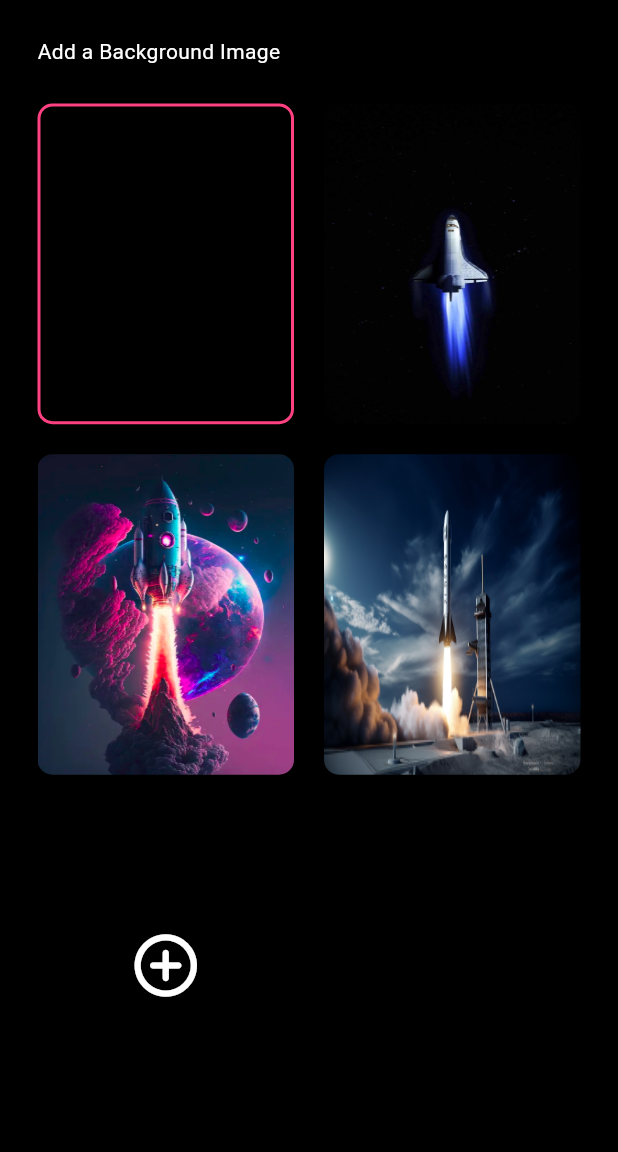
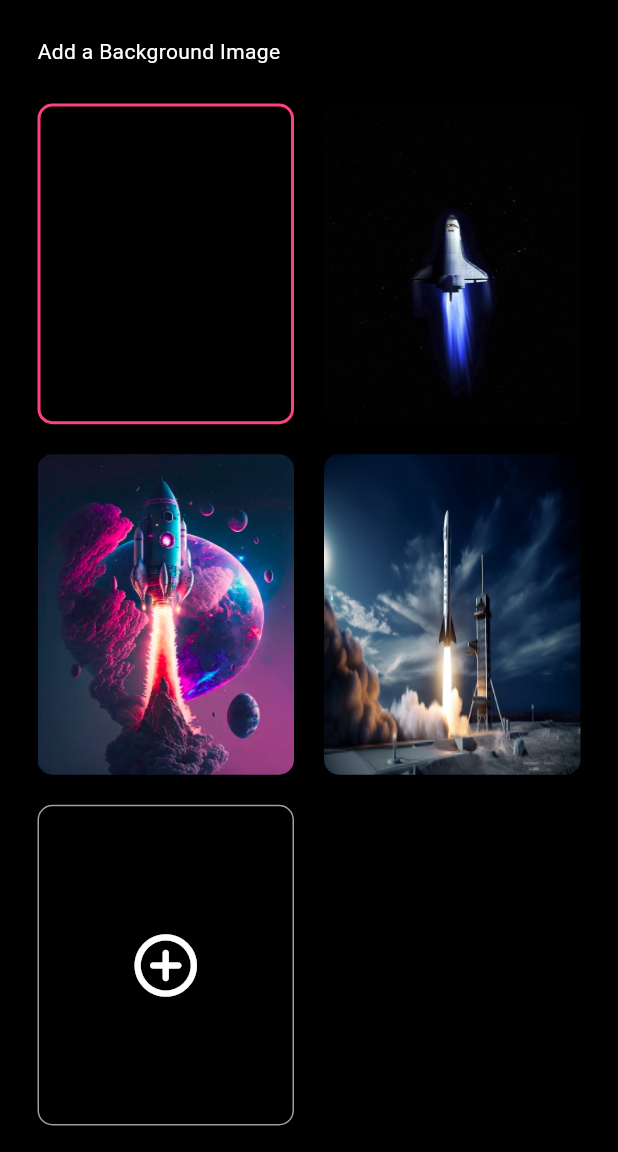
Before and after one commit to adeeb018/estes_app, a Flutter app: the SettingsPage screen opened directly, after a tap on the "add circle outline" icon, on a phone screen of 412 x 824 dp, the part 84-1236 px from its top. Run offline on Flutter 3.47's test engine with Material 3 defaults, Android fonts, the phone set to English and light mode, and no system bars; our stand-ins replace carousel_slider, flutter_blue_plus, get, image_picker, location, lottie and 3 more; missing offline and left inert: flutter_swipe_button, flutter_volume_controller, flutter_zxing; accounts and stored records are empty.

Commit message:
settings development almost completed

```diff
--- a/lib/core/controllers/getx_controller.dart
+++ b/lib/core/controllers/getx_controller.dart
@@ -26,5 +26,7 @@ class StoreController extends GetxController{
 
   late BluetoothScreen bluetoothScreen;
 
+  var currentBackgroundPath = ''.obs;
+
 
 }
--- /dev/null
+++ b/lib/core/controllers/themeBorderProvider.dart
@@ -0,0 +1,11 @@
+import 'package:flutter/material.dart';
+
+class ThemeBorderProvider extends ChangeNotifier {
+
+  int borderSelected = 1;
+
+  void changeBorderSelected(int changeVal){
+    borderSelected = changeVal;
+    notifyListeners();
+  }
+}
--- a/lib/main.dart
+++ b/lib/main.dart
@@ -1,7 +1,9 @@
 import 'package:estes_app/core/controllers/getx_controller.dart';
+import 'package:estes_app/core/controllers/themeBorderProvider.dart';
 import 'package:estes_app/presentation/pages/welcome_page.dart';
 import 'package:flutter/material.dart';
 import 'package:get/get.dart';
+import 'package:provider/provider.dart';
 
 void main() {
   // WidgetsBinding widgetsBinding = WidgetsFlutterBinding.ensureInitialized();
@@ -14,14 +16,16 @@ class MyApp extends StatelessWidget {
 
   final StoreController storeController = Get.put(StoreController());
 
-
   @override
   Widget build(BuildContext context) {
-    return const GetMaterialApp(
-      debugShowCheckedModeBanner: true,
-      title: 'estes',
-      home: WelcomeWidget(),
-      // builder: EasyLoading.init(),
-    );
+    return ChangeNotifierProvider<ThemeBorderProvider>(
+        create: (context) => ThemeBorderProvider(),
+        child: Consumer<ThemeBorderProvider>(
+            builder: (context, themeProvider, child) => const GetMaterialApp(
+                  debugShowCheckedModeBanner: true,
+                  title: 'estes',
+                  home: WelcomeWidget(),
+                  // builder: EasyLoading.init(),
+                )));
   }
 }
--- a/lib/presentation/pages/settings_page.dart
+++ b/lib/presentation/pages/settings_page.dart
@@ -2,11 +2,15 @@ import 'dart:convert';
 import 'dart:developer';
 import 'dart:io';
 
+import 'package:estes_app/core/controllers/themeBorderProvider.dart';
 import 'package:estes_app/presentation/widgets/appbar_widget.dart';
 import 'package:estes_app/presentation/widgets/corousal_text_style.dart';
+import 'package:estes_app/presentation/widgets/image_path_and_name.dart';
+import 'package:estes_app/presentation/widgets/upload_background_image.dart';
 import 'package:flutter/material.dart';
 import 'package:estes_app/core/controllers/getx_controller.dart';
 import 'package:get/get.dart';
+import 'package:provider/provider.dart';
 import 'package:shared_preferences/shared_preferences.dart';
 import '../widgets/background_image_widget.dart';
 
@@ -41,6 +45,7 @@ class ImageContainers {
       'imageName': imageName,
       'imagePath': imagePath,
       'selectedContainer': selectedContainer,
+      'storageType': storageType,
     };
   }
 
@@ -51,6 +56,7 @@ class ImageContainers {
       imageName: json['imageName'],
       imagePath: json['imagePath'],
       selectedContainer: json['selectedContainer'] ?? false,
+      storageType: json['storageType']?? false,
     );
   }
 }
@@ -87,19 +93,19 @@ class _SettingsPageState extends State<SettingsPage> {
   @override
   void initState() {
     borderColor = Colors.red;
-    _LoadImageData();
     super.initState();
   }
 
-  _LoadImageData() async {
+  Future<void> _loadImageData() async {
     SharedPreferences prefs = await SharedPreferences.getInstance();
     // Check if the value with the given key exists in shared preferences
-    bool containsValue = prefs.containsKey('imageList');
+    bool containsValue = prefs.containsKey('imageContainersList');
 
     if (containsValue) {
       //if anything present on shared preference then copy it in to imageContainer object by clearing all of the data in it.
       imageContainers.clear();
-      imageContainers = [..._loadImageContainersList()];
+      imageContainers = [...await _loadImageContainersList()];
+      log('SHARED PREFERENCE IS ALREADY INITIALIZED');
     } else {
       //convert imageNames list to json and add to sharedPreferences.
       _saveImageContainersList(imageContainers);
@@ -123,11 +129,26 @@ class _SettingsPageState extends State<SettingsPage> {
 
   _saveImageContainersList(List<ImageContainers> list) async {
     SharedPreferences prefs = await SharedPreferences.getInstance();
+    prefs.clear();
     // Convert the list of ImageContainers to a list of maps
     List<Map<String, dynamic>> mappedList =
         list.map((container) => container.toJson()).toList();
     String jsonString = jsonEncode(mappedList);
     await prefs.setString('imageContainersList', jsonString);
+  }
+  /*
+  this function is used to select the current background image on Loading
+   */
+  _selectContainerOnLoading(){
+    for(ImageContainers imageContainer in imageContainers){
+      if(imageContainer.imageName == storeController.currentBackground){
+        imageContainer.selectedContainer = true;
+      }
+    }
+  }
+
+  Future<void> _builderInitialize() async{
+    await _loadImageData().then((_) => _selectContainerOnLoading());
   }
 
   @override
@@ -142,7 +163,19 @@ class _SettingsPageState extends State<SettingsPage> {
       ),
       body: PopScope(
         canPop: false,
-        child: Stack(
+        child: FutureBuilder(
+          future: _builderInitialize(),
+          builder: (context, snapshot) {
+            if(snapshot.connectionState ==ConnectionState.waiting){
+              return const Center(
+                child: CircularProgressIndicator(),
+              );
+            }
+            else if(snapshot.hasError){
+              return Text('Error - ${snapshot.error}');
+            }
+            else{
+              return Stack(
                 children: [
                   BackgroundLoad(
                     context: context,
@@ -155,6 +188,9 @@ class _SettingsPageState extends State<SettingsPage> {
                     ],
                   )
                 ],
+              );
+            }
+          }
         ),
       ),
     );
@@ -189,8 +225,11 @@ class _SettingsPageState extends State<SettingsPage> {
     );
   }
 
+
   Widget _themeButtons(int index) {
     int themeVal = index + 1;
+    return Consumer<ThemeBorderProvider>(
+        builder: (context, dataProvider, _){
           return GestureDetector(
             onTap: () {
               for (ImageContainers imageContainer in imageContainers) {
@@ -198,18 +237,24 @@ class _SettingsPageState extends State<SettingsPage> {
               }
               storeController.currentTheme.value = themeVal;
               if (imageContainers[index].type) {
-          storeController.currentBackground = imageContainers[index].imageName!;
+                if(imageContainers[index].storageType){
+                  storeController.currentBackgroundPath.value = imageContainers[index].imagePath!;
+                }
+                storeController.currentBackground = imageContainers[index].imageName!; // problem here
                 imageContainers[index].selectedContainer = true;
+                Provider.of<ThemeBorderProvider>(context, listen: false).changeBorderSelected(index + 1);
               }
             },
             child: Container(
               decoration: BoxDecoration(
                 image: _imageOrAddFile(index),
                 borderRadius: const BorderRadius.all(Radius.circular(10)),
-            border: _borderSelectedContainer(index),
+                border: _borderSelectedContainer(index, dataProvider.borderSelected),
               ),
               child: _addNewTheme(index),
             ),
+          );
+        }
         );
   }
 
@@ -218,11 +263,19 @@ class _SettingsPageState extends State<SettingsPage> {
     if (imageContainers[index].type) {
       return DecorationImage(image: _loadImage(index), fit: BoxFit.fill);
     }
+    else{
+    }
     return null;
   }
 
-  Border? _borderSelectedContainer(int index) {
-    if (imageContainers[index].selectedContainer) {
+  Border? _borderSelectedContainer(int index, int selected) {
+    if(imageContainers[index].type == false){
+      return Border.all(
+        color: Colors.grey, // border color on selection
+        width: 1.0,
+      );
+    }
+    if (imageContainers[index].selectedContainer && index + 1 == storeController.currentTheme.value && selected == index + 1) {
       return Border.all(
         color: Colors.pinkAccent, // border color on selection
         width: 2.0,
@@ -233,23 +286,42 @@ class _SettingsPageState extends State<SettingsPage> {
 
   Widget? _addNewTheme(int index) {
     if (imageContainers[index].type == false) {
-      return const Center(
-        child: Icon(
-          Icons.add_circle_outline_rounded,
+      return Center(
+        child: IconButton(
+          onPressed: _loadImageFromStorage,
+          icon: Icon(Icons.add_circle_outline_rounded,color: Colors.white,size: 50),
           ///////////////// for the last container we add a '+' icon to its center.
-          color: Colors.white,
-          size: 50,
+
         ),
       );
     }
     return null;
   }
 
+  _loadImageFromStorage() async{
+    ImagePathAndName? imageDetails = await UploadImage.getImage();
+    if(imageDetails == null){
+      log('NO IMAGE LOADED FROM EXTERNAL STORAGE');
+    }else{
+      ImageContainers newImage = ImageContainers(type: true,imagePath: imageDetails.imagePath,storageType: true,imageName: imageDetails.imageName);
+      // imageContainers.insert(imageContainers.length - 1, newImage);
+      imageContainers.add(newImage);
+      _saveImageContainersList(imageContainers);
+      // _loadImageContainersList();
+      setState(() {
+
+      });
+    }
+  }
+
   _loadImage(int index) {
     if (imageContainers[index].storageType) {
+
       return FileImage(File(imageContainers[index].imagePath!));
     }
+    else{
       return AssetImage(
           imageContainers[index].imagePath ?? 'assets/images/first_screen.png');
     }
   }
+}
--- a/lib/presentation/widgets/background_image_widget.dart
+++ b/lib/presentation/widgets/background_image_widget.dart
@@ -1,6 +1,7 @@
 import 'package:estes_app/core/controllers/getx_controller.dart';
 import 'package:flutter/material.dart';
 import 'package:get/get.dart';
+import 'dart:io';
 
 class BackgroundLoad extends StatelessWidget {
   BackgroundLoad({super.key,required this.context});
@@ -25,7 +26,7 @@ class BackgroundLoad extends StatelessWidget {
       if (storeController.currentTheme.value == 4) {
         return _backgroundImageContainer();
       } else {
-        return const SizedBox();
+        return _backgroundImageContainer();
       }
     });
   }
@@ -55,7 +56,10 @@ class BackgroundLoad extends StatelessWidget {
   /*
   background image is retrieved from getX controller which is setted with theme in settings.
    */
-  AssetImage _backgroundImage() {
+  ImageProvider _backgroundImage() {
+      if(storeController.currentTheme > 4){
+        return FileImage(File(storeController.currentBackgroundPath.value));
+      }
       return AssetImage('assets/images/${storeController.currentBackground}');
   }
 }
--- /dev/null
+++ b/lib/presentation/widgets/image_path_and_name.dart
@@ -0,0 +1,8 @@
+
+
+class ImagePathAndName{
+  String imagePath;
+  String imageName;
+
+  ImagePathAndName({required this.imagePath,required this.imageName});
+}
--- /dev/null
+++ b/lib/presentation/widgets/upload_background_image.dart
@@ -0,0 +1,35 @@
+
+import 'dart:io';
+// import 'dart:math';
+import 'package:image_picker/image_picker.dart';
+import 'package:path_provider/path_provider.dart';
+import 'package:permission_handler/permission_handler.dart';
+import 'dart:developer';
+
+import 'image_path_and_name.dart';
+
+class UploadImage{
+  static Future<ImagePathAndName?> getImage() async {
+    final permissionStatus = await Permission.manageExternalStorage.request();
+
+    if(permissionStatus.isGranted){
+      log('PERMISSION GRANTED');
+      final pickedFile = await ImagePicker().pickImage(source: ImageSource.gallery);
+
+      if(pickedFile != null){
+        log('PICKED THE FILE');
+        final directory = await getExternalStorageDirectory();
+
+        if(directory != null){
+          String imagePath = '${directory.path}/${pickedFile.name}';
+          await File(pickedFile.path).copy(imagePath);
+
+
+          log('IMAGE PATH RETURNED');
+          return ImagePathAndName(imagePath: imagePath, imageName: pickedFile.name);
+        }
+      }
+    }
+    return null;
+  }
+}
--- a/pubspec.yaml
+++ b/pubspec.yaml
@@ -54,6 +54,9 @@ dependencies:
   location: ^5.0.0-dev.8
   permission_handler: ^11.3.0
   shared_preferences: ^2.2.2
+  provider: ^6.1.2
+  image_picker: ^1.0.7
+  path_provider: ^2.1.2
 
 
 
```
Also changed, not shown: pubspec.lock, 2 other files. Lines whose indentation alone changed are shown as unchanged.
